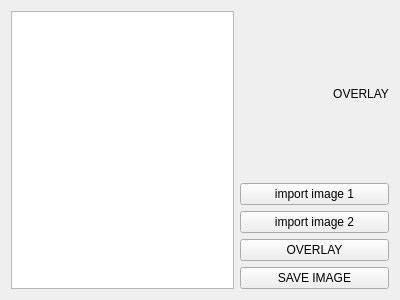
Qt form milestone1/app/overlay_widget.ui (yuliahn/PRG_Praktikum) before a commit.
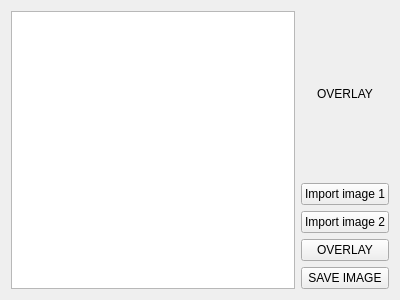
The same form after that commit.

Diff of the .ui file:
```diff
--- a/milestone1/app/overlay_widget.ui
+++ b/milestone1/app/overlay_widget.ui
@@ -24,21 +24,24 @@
        <item>
         <widget class="QLabel" name="label">
          <property name="text">
-          <string>                            OVERLAY</string>
+          <string>OVERLAY</string>
          </property>
+         <property name="alignment">
+          <set>Qt::AlignCenter</set>
+         </property>
         </widget>
        </item>
        <item>
         <widget class="QPushButton" name="pushButton_4">
          <property name="text">
-          <string>import image 1</string>
+          <string>Import image 1</string>
          </property>
         </widget>
        </item>
        <item>
         <widget class="QPushButton" name="pushButton_3">
          <property name="text">
-          <string>import image 2</string>
+          <string>Import image 2</string>
          </property>
         </widget>
        </item>
```
Left out of the diff: 8 changed lines with no effect on the pictures.
